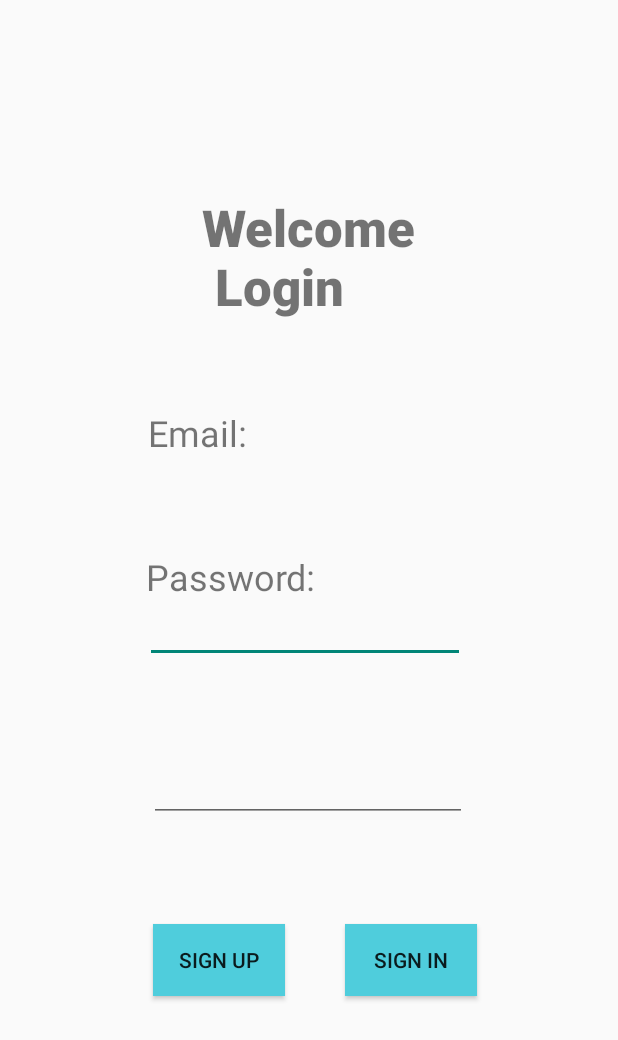
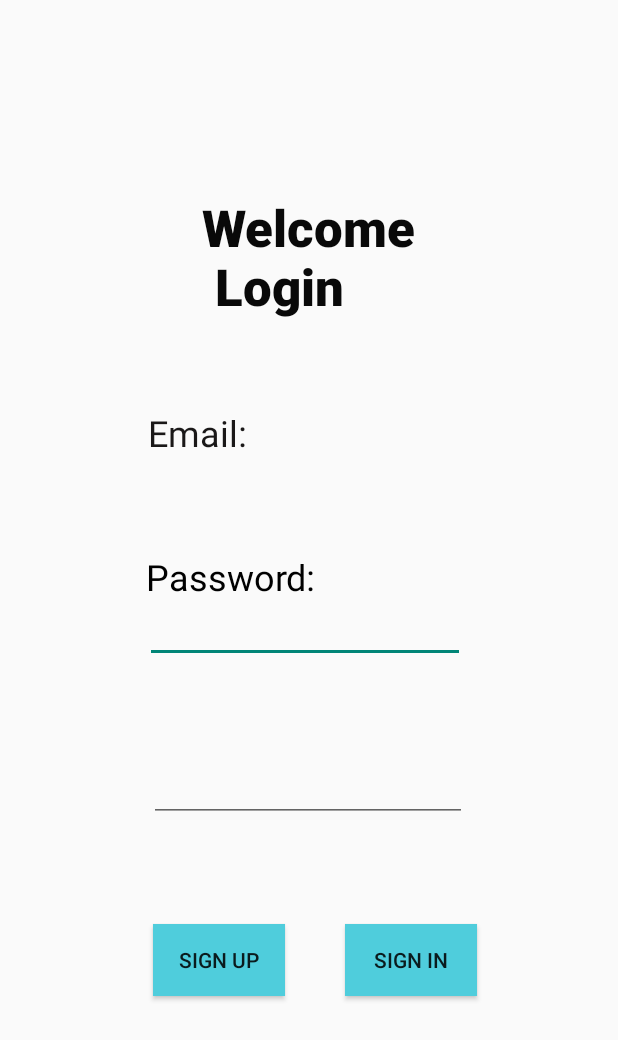
Before and after one commit to knshnf/MOBDEVE-Grp45-MCO, an Android app: the login_page screen opened directly, with no data from a screen before it, on a phone screen of 412 x 824 dp. Shown: the top 1040 px of the screen. Run offline under Robolectric (Android 15) with nearby library versions, the phone set to English and light mode, and no system bars.

Commit message:
change colors

```diff
--- a/app/src/main/res/layout/activity_login_page.xml
+++ b/app/src/main/res/layout/activity_login_page.xml
@@ -13,6 +13,7 @@
         android:layout_height="wrap_content"
         android:fontFamily="sans-serif-medium"
         android:text="Welcome\n Login"
+        android:textColor="#090909"
         android:textSize="34sp"
         android:textStyle="bold"
         app:layout_constraintBottom_toBottomOf="parent"
@@ -27,6 +28,7 @@
         android:layout_height="wrap_content"
         android:layout_marginTop="272dp"
         android:text="Email:"
+        android:textColor="#1A1818"
         android:textSize="24sp"
         app:layout_constraintEnd_toEndOf="parent"
         app:layout_constraintHorizontal_bias="0.286"
@@ -52,6 +54,7 @@
         android:layout_height="wrap_content"
         android:layout_marginTop="368dp"
         android:text="Password:"
+        android:textColor="#000000"
         android:textSize="24sp"
         app:layout_constraintEnd_toEndOf="parent"
         app:layout_constraintHorizontal_bias="0.327"
```
